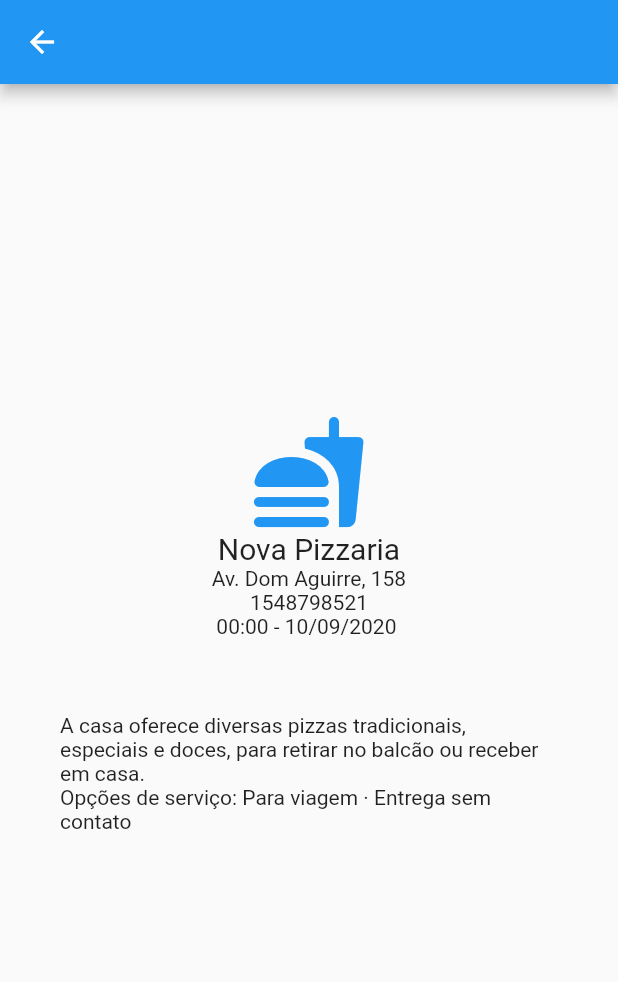
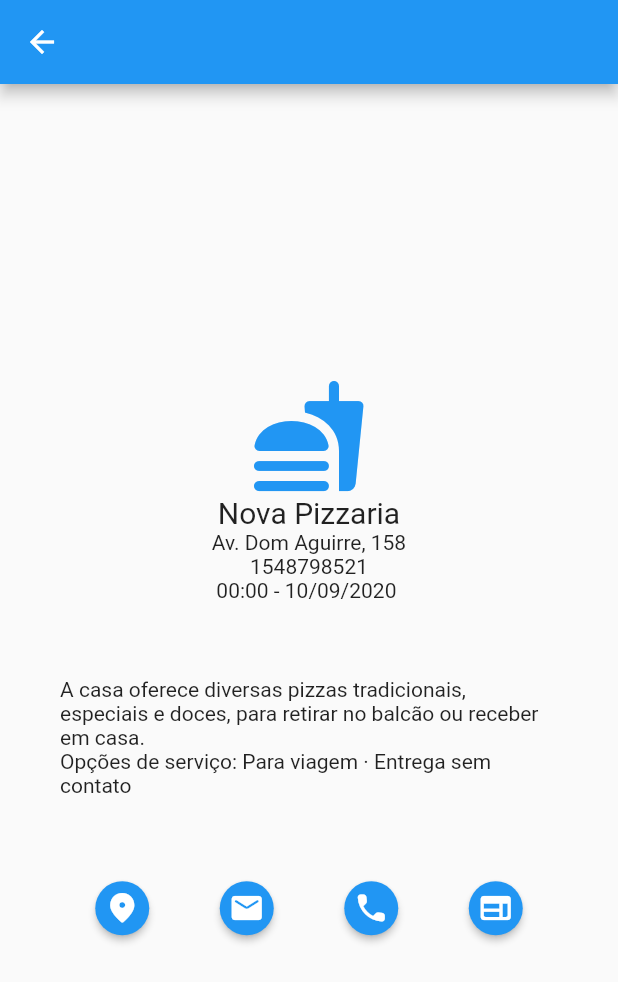
Before and after one commit to Ratanky/agenda_sub_mobile, a Flutter app: the PagEvento1 screen opened directly, on a phone screen of 412 x 824 dp. Shown: the top 982 px of the screen. Run offline on Flutter 3.47's test engine with Material 2 defaults, Android fonts, the phone set to English and light mode, and no system bars.

Commit message:
Screens done, url_launcher added

```diff
--- a/lib/main.dart
+++ b/lib/main.dart
@@ -294,7 +294,25 @@ class PagEvento1 extends StatelessWidget {
             Text(Event1().describe),
             Padding(padding: EdgeInsets.only(top: 50)),
             Row(
-              children: [],
+              mainAxisAlignment: MainAxisAlignment.spaceAround,
+              children: [
+                ElevatedButton(
+                    child: Icon(Icons.location_on_rounded, color: Colors.white),
+                    onPressed: () {},
+                    style: ElevatedButton.styleFrom(shape: new CircleBorder())),
+                ElevatedButton(
+                    child: Icon(Icons.mail_rounded, color: Colors.white),
+                    onPressed: () {},
+                    style: ElevatedButton.styleFrom(shape: new CircleBorder())),
+                ElevatedButton(
+                    child: Icon(Icons.local_phone_rounded, color: Colors.white),
+                    onPressed: () {},
+                    style: ElevatedButton.styleFrom(shape: new CircleBorder())),
+                ElevatedButton(
+                    child: Icon(Icons.web_rounded, color: Colors.white),
+                    onPressed: () {},
+                    style: ElevatedButton.styleFrom(shape: new CircleBorder())),
+              ],
             )
           ],
         ),
@@ -331,7 +349,24 @@ class PagEvento2 extends StatelessWidget {
             Text(Event2().describe),
             Padding(padding: EdgeInsets.only(top: 50)),
             Row(
-              children: [],
+              children: [
+                ElevatedButton(
+                    child: Icon(Icons.location_on_rounded, color: Colors.white),
+                    onPressed: () {},
+                    style: ElevatedButton.styleFrom(shape: new CircleBorder())),
+                ElevatedButton(
+                    child: Icon(Icons.mail_rounded, color: Colors.white),
+                    onPressed: () {},
+                    style: ElevatedButton.styleFrom(shape: new CircleBorder())),
+                ElevatedButton(
+                    child: Icon(Icons.local_phone_rounded, color: Colors.white),
+                    onPressed: () {},
+                    style: ElevatedButton.styleFrom(shape: new CircleBorder())),
+                ElevatedButton(
+                    child: Icon(Icons.web_rounded, color: Colors.white),
+                    onPressed: () {},
+                    style: ElevatedButton.styleFrom(shape: new CircleBorder())),
+              ],
             )
           ],
         ),
--- a/pubspec.yaml
+++ b/pubspec.yaml
@@ -25,10 +25,12 @@ dependencies:
     sdk: flutter
 
 
+
   # The following adds the Cupertino Icons font to your application.
   # Use with the CupertinoIcons class for iOS style icons.
   cupertino_icons: ^1.0.2
   intl: ^0.17.0
+  url_launcher: ^6.0.7
 
 dev_dependencies:
   flutter_test:
```
Also changed, not shown: pubspec.lock.
